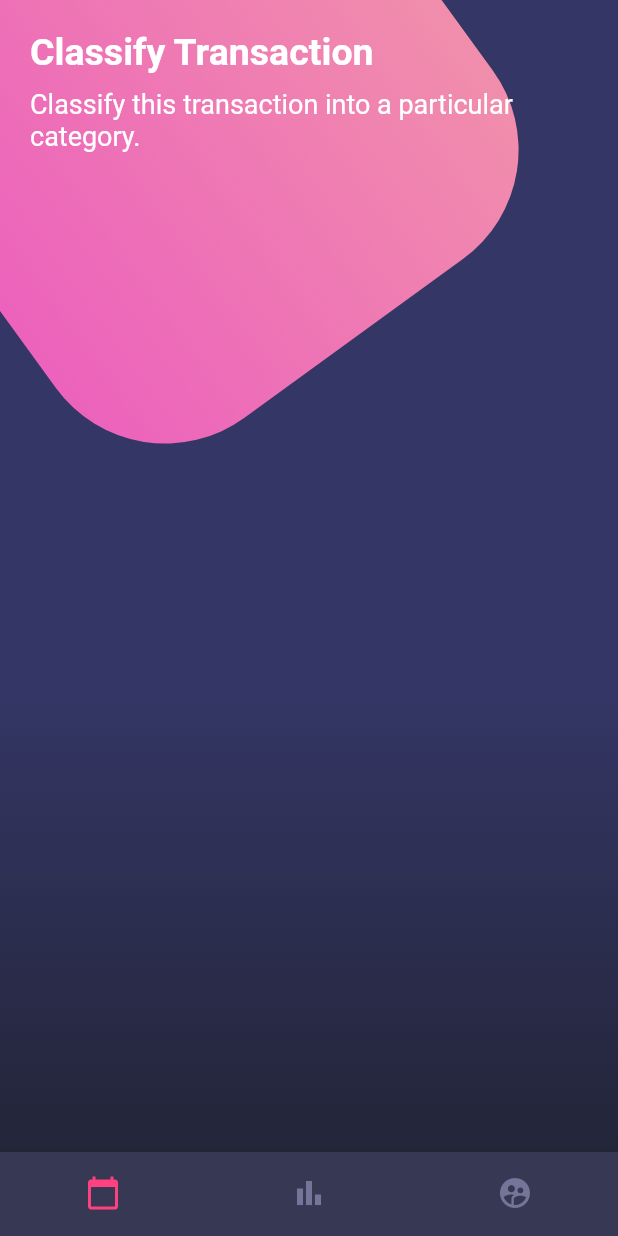
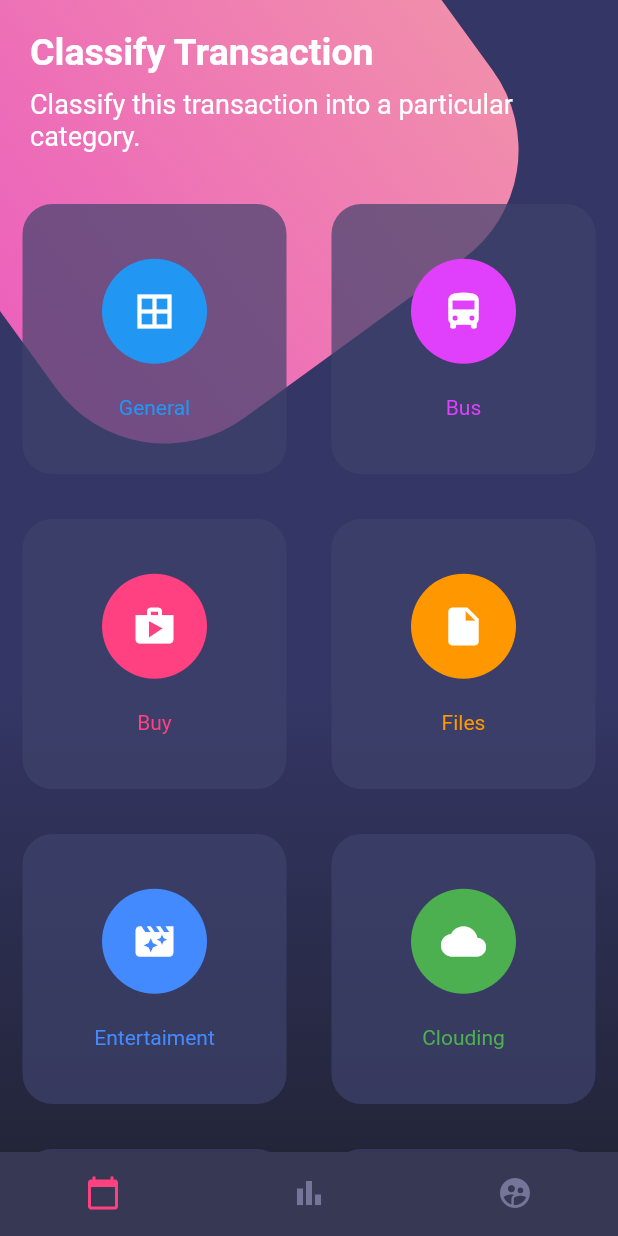
Before and after one commit to victand98/flutter_designs, a Flutter app: the screen it shows after launch, on a phone screen of 412 x 824 dp. Run offline on Flutter 3.47's test engine with Material 2 defaults, Android fonts, the phone set to English and light mode, and no system bars.

Commit message:
Custom Design: Rounded Buttons

```diff
--- a/lib/src/pages/custom_page.dart
+++ b/lib/src/pages/custom_page.dart
@@ -13,6 +13,7 @@ class CustomPage extends StatelessWidget {
             child: Column(
               children: [
                 _titles(),
+                _roundedButtons(),
               ],
             ),
           ),
@@ -116,4 +117,104 @@ class CustomPage extends StatelessWidget {
       ),
     );
   }
+
+  Widget _roundedButtons() {
+    return Table(
+      children: [
+        TableRow(
+          children: [
+            _createRoundedButton(
+              Colors.blue,
+              Icons.border_all,
+              "General",
+            ),
+            _createRoundedButton(
+              Colors.purpleAccent,
+              Icons.directions_bus,
+              "Bus",
+            ),
+          ],
+        ),
+        TableRow(
+          children: [
+            _createRoundedButton(
+              Colors.pinkAccent,
+              Icons.shop,
+              "Buy",
+            ),
+            _createRoundedButton(
+              Colors.orange,
+              Icons.insert_drive_file,
+              "Files",
+            ),
+          ],
+        ),
+        TableRow(
+          children: [
+            _createRoundedButton(
+              Colors.blueAccent,
+              Icons.movie_filter,
+              "Entertaiment",
+            ),
+            _createRoundedButton(
+              Colors.green,
+              Icons.cloud,
+              "Clouding",
+            ),
+          ],
+        ),
+        TableRow(
+          children: [
+            _createRoundedButton(
+              Colors.red,
+              Icons.collections,
+              "Photos",
+            ),
+            _createRoundedButton(
+              Colors.teal,
+              Icons.help_center_outlined,
+              "Help",
+            ),
+          ],
+        ),
+      ],
+    );
+  }
+
+  Widget _createRoundedButton(Color color, IconData icon, String text) {
+    return Container(
+      height: 180.0,
+      margin: EdgeInsets.all(15.0),
+      decoration: BoxDecoration(
+        color: Color.fromRGBO(62, 66, 107, 0.7),
+        borderRadius: BorderRadius.circular(20.0),
+      ),
+      child: Column(
+        mainAxisAlignment: MainAxisAlignment.spaceAround,
+        children: [
+          SizedBox(
+            height: 5.0,
+          ),
+          CircleAvatar(
+            radius: 35.0,
+            backgroundColor: color,
+            child: Icon(
+              icon,
+              color: Colors.white,
+              size: 30.0,
+            ),
+          ),
+          Text(
+            text,
+            style: TextStyle(
+              color: color,
+            ),
+          ),
+          SizedBox(
+            height: 5.0,
+          )
+        ],
+      ),
+    );
+  }
 }
```
